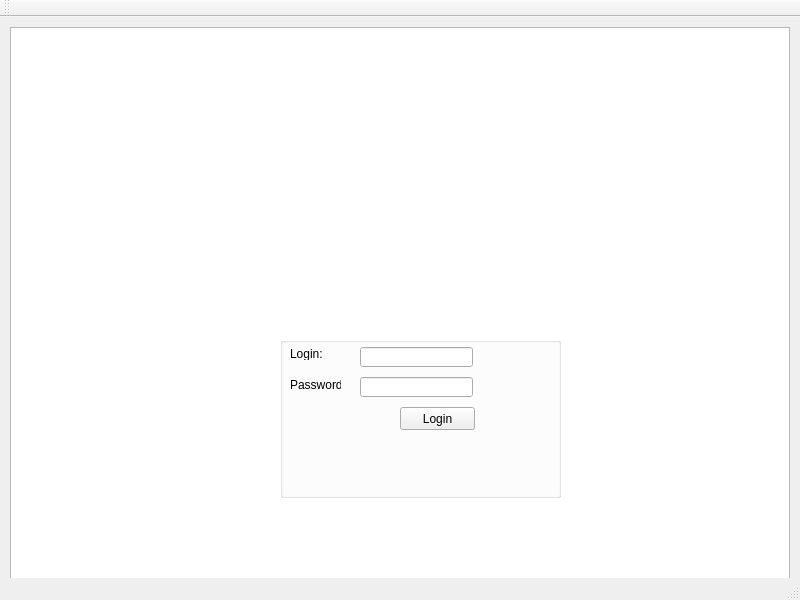
rukia11/AGHacksy, file untitled/mainwindow.ui: the form before one commit.
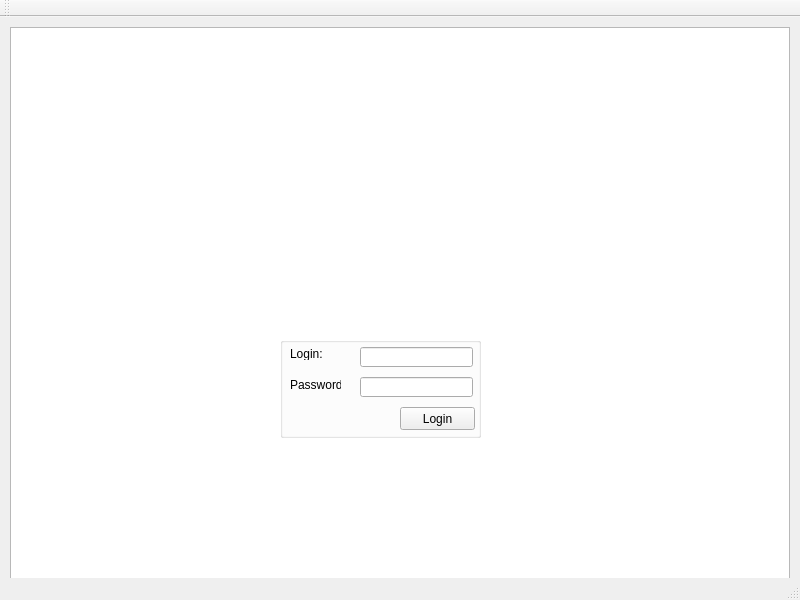
The form after the commit.

Commit message: login znika

```diff
--- a/untitled/mainwindow.ui
+++ b/untitled/mainwindow.ui
@@ -29,8 +29,8 @@
      <rect>
       <x>280</x>
       <y>320</y>
-      <width>281</width>
-      <height>161</height>
+      <width>201</width>
+      <height>101</height>
      </rect>
     </property>
     <property name="title">
```
The commit also changes 2 other files.
